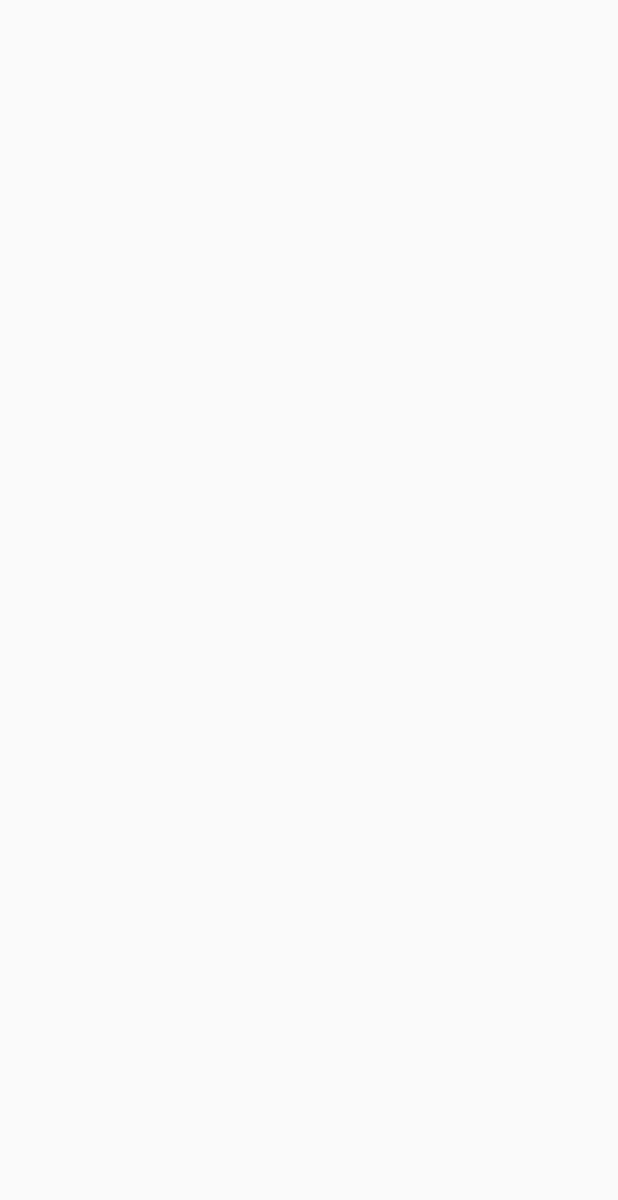
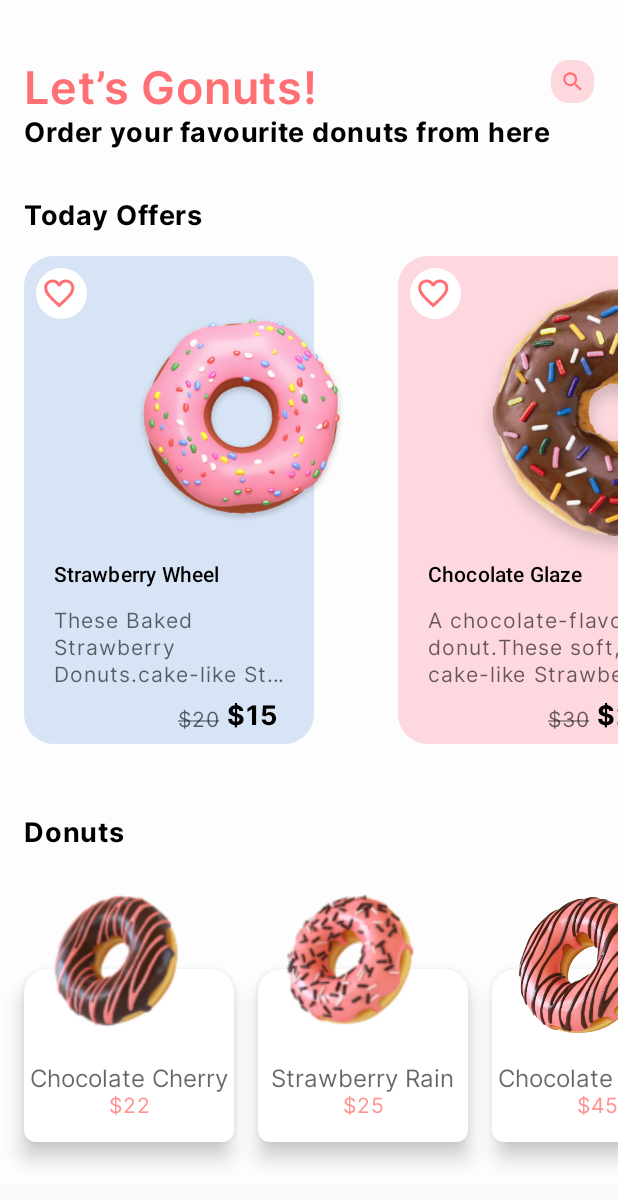
Before and after one commit to AzizaHelmy/Donuts, an Android app built with Jetpack Compose: the screen it shows after launch (MainActivity), on a phone screen of 412 x 824 dp. Before the commit the part shown is empty. Shown: the top 1200 px of the screen. Run offline under Robolectric (Android 15) with nearby library versions, the phone set to English and light mode, and no system bars; our stand-ins replace Dagger/Hilt's generated code.

Commit message:
finish home screen

```diff
--- /dev/null
+++ b/app/src/main/java/com/example/donuts/ui/BaseViewModel.kt
@@ -0,0 +1,24 @@
+package com.example.donuts.ui
+
+import androidx.lifecycle.ViewModel
+import dagger.hilt.android.lifecycle.HiltViewModel
+import kotlinx.coroutines.flow.MutableStateFlow
+import kotlinx.coroutines.flow.StateFlow
+import kotlinx.coroutines.flow.asStateFlow
+import kotlinx.coroutines.flow.update
+import javax.inject.Inject
+
+/**
+ * Created by Aziza Helmy on 7/15/2023.
+ */
+
+abstract class BaseViewModel<T> (initialUiState: T) : ViewModel() {
+
+    protected val _state:MutableStateFlow<T> by lazy { MutableStateFlow(initialUiState) }
+    val state:StateFlow<T> by lazy { _state.asStateFlow() }
+
+    protected fun updateState(block:(T)->T){
+        _state.update { block(it) }
+    }
+
+}
--- /dev/null
+++ b/app/src/main/java/com/example/donuts/ui/composable/RoundedButton.kt
@@ -0,0 +1,55 @@
+package com.example.donuts.ui.composable
+
+import androidx.compose.foundation.Image
+import androidx.compose.foundation.background
+import androidx.compose.foundation.clickable
+import androidx.compose.foundation.layout.Box
+import androidx.compose.foundation.layout.padding
+import androidx.compose.foundation.shape.RoundedCornerShape
+import androidx.compose.runtime.Composable
+import androidx.compose.ui.Modifier
+import androidx.compose.ui.graphics.Color
+import androidx.compose.ui.graphics.painter.Painter
+import androidx.compose.ui.res.painterResource
+import androidx.compose.ui.tooling.preview.Preview
+import androidx.compose.ui.unit.dp
+import com.example.donuts.R
+
+/**
+ * Created by Aziza Helmy on 7/16/2023.
+ */
+
+@Composable
+fun RoundedButton(
+    painter: Painter,
+    roundedCornerSize: Int = 12,
+    backgroundTintColor: Color,
+    modifier: Modifier = Modifier,
+    onClick: () -> Unit
+) {
+    Box(
+        modifier = Modifier
+
+            .background(
+                color = backgroundTintColor,
+                shape = RoundedCornerShape(roundedCornerSize.dp),
+            )
+            .clickable { onClick }
+    ) {
+        Image(
+            painter = painter,
+            contentDescription = "rounded icon",
+            modifier = Modifier.padding(8.dp)
+        )
+    }
+}
+
+@Preview
+@Composable
+fun PreviewRoundedButton() {
+    RoundedButton(
+        painter = painterResource(id = R.drawable.icon_search),
+        backgroundTintColor = Color.White,
+        onClick = {}
+    )
+}
--- a/app/src/main/java/com/example/donuts/ui/screen/home/HomeScreen.kt
+++ b/app/src/main/java/com/example/donuts/ui/screen/home/HomeScreen.kt
@@ -1,11 +1,103 @@
 package com.example.donuts.ui.screen.home
 
+import androidx.compose.foundation.background
+import androidx.compose.foundation.layout.Arrangement
+import androidx.compose.foundation.layout.Column
+import androidx.compose.foundation.layout.PaddingValues
+import androidx.compose.foundation.layout.Row
+import androidx.compose.foundation.layout.fillMaxWidth
+import androidx.compose.foundation.layout.padding
+import androidx.compose.foundation.lazy.LazyColumn
+import androidx.compose.foundation.lazy.LazyRow
+import androidx.compose.foundation.lazy.items
+import androidx.compose.foundation.lazy.itemsIndexed
+import androidx.compose.material3.Text
 import androidx.compose.runtime.Composable
+import androidx.compose.runtime.collectAsState
+import androidx.compose.runtime.getValue
+import androidx.compose.ui.Alignment
+import androidx.compose.ui.Modifier
+import androidx.compose.ui.res.painterResource
+import androidx.compose.ui.res.stringResource
+import androidx.compose.ui.tooling.preview.Preview
+import androidx.compose.ui.unit.dp
+import androidx.hilt.navigation.compose.hiltViewModel
+import com.example.donuts.R
+import com.example.donuts.ui.composable.RoundedButton
+import com.example.donuts.ui.screen.home.composable.DonutsItem
+import com.example.donuts.ui.screen.home.composable.DonutsOffersItem
+import com.example.donuts.ui.screen.home.composable.HomeHeader
+import com.example.donuts.ui.theme.Background
+import com.example.donuts.ui.theme.BlueCard
+import com.example.donuts.ui.theme.Secondary
+import com.example.donuts.ui.theme.Typography
 
 /**
  * Created by Aziza Helmy on 7/15/2023.
  */
 @Composable
-fun HomeScreen() {
+fun HomeScreen(viewModel: HomeViewModel = hiltViewModel()) {
+    // val navController = localNavigationProvider.current
+    val state by viewModel.state.collectAsState()
+    HomeContent(state)
+}
 
+@Composable
+fun HomeContent(homeUiState: HomeUiState) {
+    LazyColumn(
+        contentPadding = PaddingValues(vertical = 24.dp),
+        modifier = Modifier
+            .background(
+                Background
+            )
+
+    ) {
+        item {
+            HomeHeader(modifier = Modifier.padding(16.dp))
+        }
+        item {
+            Text(
+                text = stringResource(R.string.today_offers),
+                modifier = Modifier.padding(16.dp),
+                style = Typography.bodyLarge
+            )
+        }
+        item {
+            LazyRow(
+                contentPadding = PaddingValues(horizontal = 16.dp),
+                horizontalArrangement = Arrangement.spacedBy(4.dp),
+                modifier = Modifier.padding(bottom = 32.dp)
+            ) {
+                itemsIndexed(homeUiState.offers) { index, item ->
+                    val color = if (index % 2 != 0) Secondary else BlueCard
+                    DonutsOffersItem(backgroundTint = color, item)
+                }
+            }
+        }
+        item {
+            Text(
+                modifier = Modifier.padding(16.dp),
+                text = stringResource(R.string.donuts),
+                style = Typography.bodyLarge
+            )
+        }
+        item {
+            LazyRow(
+                modifier = Modifier,
+                contentPadding = PaddingValues(top = 64.dp, start = 16.dp, end = 16.dp),
+                horizontalArrangement = Arrangement.spacedBy(16.dp)
+            ) {
+                items(homeUiState.donuts) {
+                    DonutsItem(it)
+                }
+            }
+        }
+    }
 }
+
+
+@Preview(showSystemUi = true)
+@Composable
+fun PreviewHomeScreen() {
+    HomeScreen()
+}
--- /dev/null
+++ b/app/src/main/java/com/example/donuts/ui/screen/home/HomeUiState.kt
@@ -0,0 +1,26 @@
+package com.example.donuts.ui.screen.home
+
+import com.example.donuts.R
+
+/**
+ * Created by Aziza Helmy on 7/15/2023.
+ */
+data class HomeUiState(
+    val offers: List<OffersUiState> = listOf(OffersUiState(),OffersUiState()),
+    val donuts: List<DonutsUiState> = emptyList()
+)
+
+data class OffersUiState(
+    val image: Int = R.drawable.image_10,
+    val name: String = "A chocolate-flavored donut.",
+    val description: String = "These soft, cake-like Strawberry Frosted Donuts feature fresh strawberries and a delicious fresh strawberry glaze frosting. Pretty enough for company and the perfect treat to satisfy your sweet tooth.",
+    val price: String = "25$",
+    val discount: String = "20$",
+    val isFavourite: Boolean = false
+)
+
+data class DonutsUiState(
+    val image: Int = R.drawable.image_10,
+    val name: String = "Chocolate Cherry",
+    val price: String = "12$"
+)
--- /dev/null
+++ b/app/src/main/java/com/example/donuts/ui/screen/home/HomeViewModel.kt
@@ -0,0 +1,122 @@
+package com.example.donuts.ui.screen.home
+
+import com.example.donuts.R
+import com.example.donuts.ui.BaseViewModel
+import dagger.hilt.android.lifecycle.HiltViewModel
+import kotlinx.coroutines.flow.update
+import javax.inject.Inject
+
+/**
+ * Created by Aziza Helmy on 7/15/2023.
+ */
+
+@HiltViewModel
+class HomeViewModel @Inject constructor() : BaseViewModel<HomeUiState>(HomeUiState()) {
+
+    init {
+        getDonutsOffers()
+        getDonuts()
+    }
+
+    private fun getDonutsOffers() {
+        _state.update {
+            it.copy(
+                offers = listOf(
+                    OffersUiState(
+                        image = R.drawable.image_11,
+                        name = "Strawberry Wheel",
+                        description = "These Baked Strawberry Donuts.cake-like Strawberry Frosted Donuts feature fresh strawberries and a delicious fresh strawberry glaze frosting. Pretty enough for company and the perfect treat to satisfy your sweet tooth.",
+                        price = "$20",
+                        discount = "$15"
+                    ),
+                    OffersUiState(
+                        image = R.drawable.image_7,
+                        name = "Chocolate Glaze",
+                        description = "A chocolate-flavored donut.These soft, cake-like Strawberry Frosted Donuts feature fresh strawberries and a delicious fresh strawberry glaze frosting. Pretty enough for company and the perfect treat to satisfy your sweet tooth.",
+                        price = "$30",
+                        discount = "$25"
+                    ),
+                    OffersUiState(
+                        image = R.drawable.image_9,
+                        name = "Jelly Donut",
+                        description = "Moist and fluffy baked chocolate donutThese soft, cake-like Strawberry Frosted Donuts feature fresh strawberries and a delicious fresh strawberry glaze frosting. Pretty enough for company and the perfect treat to satisfy your sweet tooth.",
+                        price = "$45",
+                        discount = "$40"
+                    ),
+                    OffersUiState(
+                        image = R.drawable.image_10,
+                        name = "Old-Fashioned",
+                        description = "A simple donut covered in powdered sugarThese soft, cake-like Strawberry Frosted Donuts feature fresh strawberries and a delicious fresh strawberry glaze frosting. Pretty enough for company and the perfect treat to satisfy your sweet tooth.",
+                        price = "$25",
+                        discount = "$15"
+                    ),
+                    OffersUiState(
+                        image = R.drawable.image_11,
+                        name = "Apple Fritter",
+                        description = "Moist and fluffy baked chocolate donut.These soft, cake-like Strawberry Frosted Donuts feature fresh strawberries and a delicious fresh strawberry glaze frosting. Pretty enough for company and the perfect treat to satisfy your sweet tooth.",
+                        price = "$100",
+                        discount = "$75"
+                    ),
+                    OffersUiState(
+                        image = R.drawable.image_10,
+                        name = "Powdered Sugar Donut",
+                        description = "A simple donut covered in powdered sugar.These soft, cake-like Strawberry Frosted Donuts feature fresh strawberries and a delicious fresh strawberry glaze frosting. Pretty enough for company and the perfect treat to satisfy your sweet tooth.",
+                        price = "$40",
+                        discount = "$20"
+                    ),
+                    OffersUiState(
+                        image = R.drawable.image_8,
+                        name = "Chocolate Glaze",
+                        description = "These soft, cake-like Strawberry Frosted Donuts feature fresh strawberries and a delicious fresh strawberry glaze frosting. Pretty enough for company and the perfect treat to satisfy your sweet tooth.",
+                        price = "$30",
+                        discount = "$25"
+                    ),
+                )
+            )
+        }
+    }
+
+    private fun getDonuts() {
+        _state.update {
+            it.copy(
+                donuts = listOf(
+                    DonutsUiState(
+                        image = R.drawable.image_8,
+                        name = "Chocolate Cherry",
+                        price = "$22"
+                    ),
+                    DonutsUiState(
+                        image = R.drawable.image_9,
+                        name = "Strawberry Rain",
+                        price = "$25"
+                    ),
+                    DonutsUiState(
+                        image = R.drawable.image_10,
+                        name = "Chocolate Cherry",
+                        price = "$45"
+                    ),
+                    DonutsUiState(
+                        image = R.drawable.image_11,
+                        name = "Chocolate Cherry",
+                        price = "$40"
+                    ),
+                    DonutsUiState(
+                        image = R.drawable.image_9,
+                        name = "Strawberry Rain",
+                        price = "$18"
+                    ),
+                    DonutsUiState(
+                        image = R.drawable.image_8,
+                        name = "Strawberry Rain",
+                        price = "$15"
+                    ),
+                    DonutsUiState(
+                        image = R.drawable.image_7,
+                        name = "Chocolate Cherry",
+                        price = "$20"
+                    ),
+                )
+            )
+        }
+    }
+}
--- /dev/null
+++ b/app/src/main/java/com/example/donuts/ui/screen/home/composable/DonutsItem.kt
@@ -0,0 +1,75 @@
+package com.example.donuts.ui.screen.home.composable
+
+import androidx.compose.foundation.Image
+import androidx.compose.foundation.background
+import androidx.compose.foundation.layout.Arrangement
+import androidx.compose.foundation.layout.Box
+import androidx.compose.foundation.layout.Column
+import androidx.compose.foundation.layout.height
+import androidx.compose.foundation.layout.offset
+import androidx.compose.foundation.layout.padding
+import androidx.compose.foundation.layout.size
+import androidx.compose.foundation.layout.width
+import androidx.compose.foundation.shape.RoundedCornerShape
+import androidx.compose.material3.Text
+import androidx.compose.runtime.Composable
+import androidx.compose.ui.Alignment
+import androidx.compose.ui.Modifier
+import androidx.compose.ui.draw.shadow
+import androidx.compose.ui.graphics.Color
+import androidx.compose.ui.res.painterResource
+import androidx.compose.ui.text.style.TextAlign
+import androidx.compose.ui.tooling.preview.Preview
+import androidx.compose.ui.unit.dp
+import com.example.donuts.ui.screen.home.DonutsUiState
+import com.example.donuts.ui.theme.Typography
+
+/**
+ * Created by Aziza Helmy on 7/19/2023.
+ */
+@Composable
+fun DonutsItem(state: DonutsUiState) {
+    Box {
+        Column(
+            verticalArrangement = Arrangement.Bottom,
+            horizontalAlignment = Alignment.CenterHorizontally,
+            modifier = Modifier
+                .width(140.dp)
+                .height(115.dp)
+                .shadow(
+                    shape = RoundedCornerShape(
+                        topStart = 16.dp,
+                        topEnd = 16.dp,
+                        bottomStart = 8.dp,
+                        bottomEnd = 8.dp
+                    ), elevation = 8.dp
+                )
+                .background(Color.White)
+                .padding(horizontal = 2.dp)
+        ) {
+            Text(
+                text = state.name,
+                modifier = Modifier.padding(top = 16.dp),
+                style = Typography.bodyMedium
+            )
+            Text(
+                text = state.price,
+                textAlign = TextAlign.Center,
+                modifier = Modifier.padding(bottom = 16.dp), style = Typography.bodySmall
+            )
+        }
+        Image(
+            painter = painterResource(id = state.image),
+            contentDescription = "",
+            modifier = Modifier
+                .size(120.dp)
+                .offset(y = -60.dp)
+        )
+    }
+}
+
+@Preview(showSystemUi = true)
+@Composable
+fun PreviewDonutsItem() {
+    DonutsItem(DonutsUiState())
+}
--- /dev/null
+++ b/app/src/main/java/com/example/donuts/ui/screen/home/composable/DonutsOffersItem.kt
@@ -0,0 +1,103 @@
+package com.example.donuts.ui.screen.home.composable
+
+import androidx.compose.foundation.Image
+import androidx.compose.foundation.layout.Arrangement
+import androidx.compose.foundation.layout.Box
+import androidx.compose.foundation.layout.Column
+import androidx.compose.foundation.layout.Row
+import androidx.compose.foundation.layout.fillMaxSize
+import androidx.compose.foundation.layout.fillMaxWidth
+import androidx.compose.foundation.layout.height
+import androidx.compose.foundation.layout.padding
+import androidx.compose.foundation.layout.size
+import androidx.compose.foundation.layout.width
+import androidx.compose.foundation.shape.RoundedCornerShape
+import androidx.compose.material3.Card
+import androidx.compose.material3.CardDefaults
+import androidx.compose.material3.ExperimentalMaterial3Api
+import androidx.compose.material3.Text
+import androidx.compose.runtime.Composable
+import androidx.compose.ui.Alignment
+import androidx.compose.ui.Modifier
+import androidx.compose.ui.draw.clip
+import androidx.compose.ui.graphics.Color
+import androidx.compose.ui.layout.ContentScale
+import androidx.compose.ui.res.painterResource
+import androidx.compose.ui.text.style.TextDecoration
+import androidx.compose.ui.text.style.TextOverflow
+import androidx.compose.ui.tooling.preview.Preview
+import androidx.compose.ui.unit.dp
+import com.example.donuts.ui.screen.home.OffersUiState
+import com.example.donuts.ui.theme.BlueCard
+import com.example.donuts.ui.theme.SecondaryText
+import com.example.donuts.ui.theme.Typography
+
+/**
+ * Created by Aziza Helmy on 7/17/2023.
+ */
+
+@OptIn(ExperimentalMaterial3Api::class)
+@Composable
+fun DonutsOffersItem(backgroundTint: Color, state: OffersUiState) {
+    Box {
+        Card(
+            modifier = Modifier
+                .width(193.dp)
+                .height(325.dp)
+                .clip(RoundedCornerShape(20.dp)),
+            colors = CardDefaults.cardColors(backgroundTint),
+            onClick = { }
+        ) {
+            Column(
+                modifier = Modifier.fillMaxSize(),
+                verticalArrangement = Arrangement.SpaceBetween
+            ) {
+                IconFavorite()
+                Column(modifier = Modifier.padding(start = 20.dp, end = 16.dp)) {
+                    Text(
+                        text = state.name,
+                        modifier = Modifier.padding(top = 16.dp, bottom = 12.dp),
+                        style = Typography.labelLarge
+                    )
+                    Text(
+                        text = state.description,
+                        overflow = TextOverflow.Ellipsis,
+                        maxLines = 3,
+                        style = Typography.bodySmall.copy(color = SecondaryText)
+                    )
+                    Row(
+                        modifier = Modifier
+                            .fillMaxWidth()
+                            .padding(8.dp),
+                        horizontalArrangement = Arrangement.End,
+                        verticalAlignment = Alignment.Bottom
+                    ) {
+                        Text(
+                            text = state.price,
+                            style = Typography.bodySmall.copy(color = SecondaryText),
+                            textDecoration = TextDecoration.LineThrough,
+                            modifier = Modifier.padding(end = 4.dp)
+                        )
+                        Text(text = state.discount, style = Typography.bodyLarge)
+                    }
+                }
+            }
+        }
+        Image(
+            painter = painterResource(id = state.image),
+            contentDescription = "",
+            modifier = Modifier
+                .padding(start = 45.dp, top = 10.dp)
+                .size(200.dp),
+            contentScale = ContentScale.Fit
+        )
+    }
+
+
+}
+
+@Preview(showSystemUi = true)
+@Composable
+fun PreviewDonutsOfferItem() {
+    DonutsOffersItem(BlueCard, OffersUiState())
+}
--- /dev/null
+++ b/app/src/main/java/com/example/donuts/ui/screen/home/composable/HomeHeader.kt
@@ -0,0 +1,38 @@
+package com.example.donuts.ui.screen.home.composable
+
+import androidx.compose.foundation.layout.Arrangement
+import androidx.compose.foundation.layout.Column
+import androidx.compose.foundation.layout.Row
+import androidx.compose.foundation.layout.fillMaxWidth
+import androidx.compose.material3.Text
+import androidx.compose.runtime.Composable
+import androidx.compose.ui.Alignment
+import androidx.compose.ui.Modifier
+import androidx.compose.ui.res.painterResource
+import androidx.compose.ui.res.stringResource
+import com.example.donuts.R
+import com.example.donuts.ui.composable.RoundedButton
+import com.example.donuts.ui.theme.Secondary
+import com.example.donuts.ui.theme.Typography
+
+/**
+ * Created by Aziza Helmy on 7/20/2023.
+ */
+
+@Composable
+fun HomeHeader(modifier: Modifier = Modifier) {
+    Row(
+        modifier = modifier
+            .fillMaxWidth(),
+        horizontalArrangement = Arrangement.SpaceBetween, verticalAlignment = Alignment.Top
+    ) {
+        Column(modifier = Modifier) {
+            Text(text = stringResource(R.string.let_s_gonuts), style = Typography.titleMedium)
+            Text(text = stringResource(R.string.order_your_favourite_donuts_from_here))
+        }
+        RoundedButton(
+            painter = painterResource(id = R.drawable.icon_search),
+            backgroundTintColor = Secondary,
+            onClick = {})
+    }
+}
--- /dev/null
+++ b/app/src/main/java/com/example/donuts/ui/screen/home/composable/IconFavorite.kt
@@ -0,0 +1,39 @@
+package com.example.donuts.ui.screen.home.composable
+import androidx.compose.foundation.Image
+import androidx.compose.foundation.background
+import androidx.compose.foundation.layout.Box
+import androidx.compose.foundation.layout.padding
+import androidx.compose.foundation.layout.size
+import androidx.compose.foundation.shape.CircleShape
+import androidx.compose.runtime.Composable
+import androidx.compose.ui.Alignment
+import androidx.compose.ui.Modifier
+import androidx.compose.ui.graphics.Color
+import androidx.compose.ui.res.painterResource
+import androidx.compose.ui.unit.dp
+import com.example.donuts.R
+
+/**
+ * Created by Aziza Helmy on 7/20/2023.
+ */
+
+@Composable
+fun IconFavorite(modifier: Modifier = Modifier) {
+    Box(
+        modifier = modifier
+            .padding(8.dp)
+            .size(34.dp)
+            .background(
+                shape = CircleShape,
+                color = Color.White
+            ), contentAlignment = Alignment.Center
+    ) {
+        Image(
+            painter = painterResource(id = R.drawable.icon_round_fav),
+            contentDescription = "fav icon",
+            modifier = Modifier
+                .align(Alignment.Center)
+                .padding(4.dp)
+        )
+    }
+}
--- a/app/src/main/java/com/example/donuts/ui/theme/Type.kt
+++ b/app/src/main/java/com/example/donuts/ui/theme/Type.kt
@@ -8,10 +8,16 @@ import androidx.compose.ui.unit.sp
 val Typography = Typography(
     bodyLarge = TextStyle(
         fontFamily = Inter,
-        fontWeight = FontWeight.Medium,
+        fontWeight = FontWeight.Bold,
         fontSize = 18.sp,
         lineHeight = 24.sp,
         letterSpacing = 0.5.sp
+    ),
+    bodyMedium = TextStyle(
+        fontFamily = Inter,
+        fontWeight = FontWeight.Normal,
+        fontSize = 16.sp,
+        color = SecondaryText
     ),
     bodySmall = TextStyle(
         fontFamily = Inter,
@@ -34,7 +40,8 @@ val Typography = Typography(
         fontWeight = FontWeight.SemiBold,
         fontSize = 30.sp,
         lineHeight = 44.sp,
-        letterSpacing = 0.5.sp
+        letterSpacing = 0.5.sp,
+        color = Red
     ),
     titleSmall = TextStyle(
         fontFamily = Inter,
--- a/app/src/main/res/values/strings.xml
+++ b/app/src/main/res/values/strings.xml
@@ -3,4 +3,8 @@
     <string name="get_started">Get Started</string>
     <string name="gonuts_with_donuts_is_a_sri_lanka_dedicated_food_outlets_for_specialize_manufacturing_of_donuts_in_colombo_sri_lanka">Gonuts with Donuts is a Sri Lanka dedicated food outlets for specialize manufacturing of Donuts in Colombo, Sri Lanka.</string>
     <string name="gonuts_with_donuts">Gonuts\nwith\nDonuts</string>
+    <string name="today_offers">Today Offers</string>
+    <string name="donuts">Donuts</string>
+    <string name="let_s_gonuts">Let’s Gonuts!</string>
+    <string name="order_your_favourite_donuts_from_here">Order your favourite donuts from here</string>
 </resources>
```
